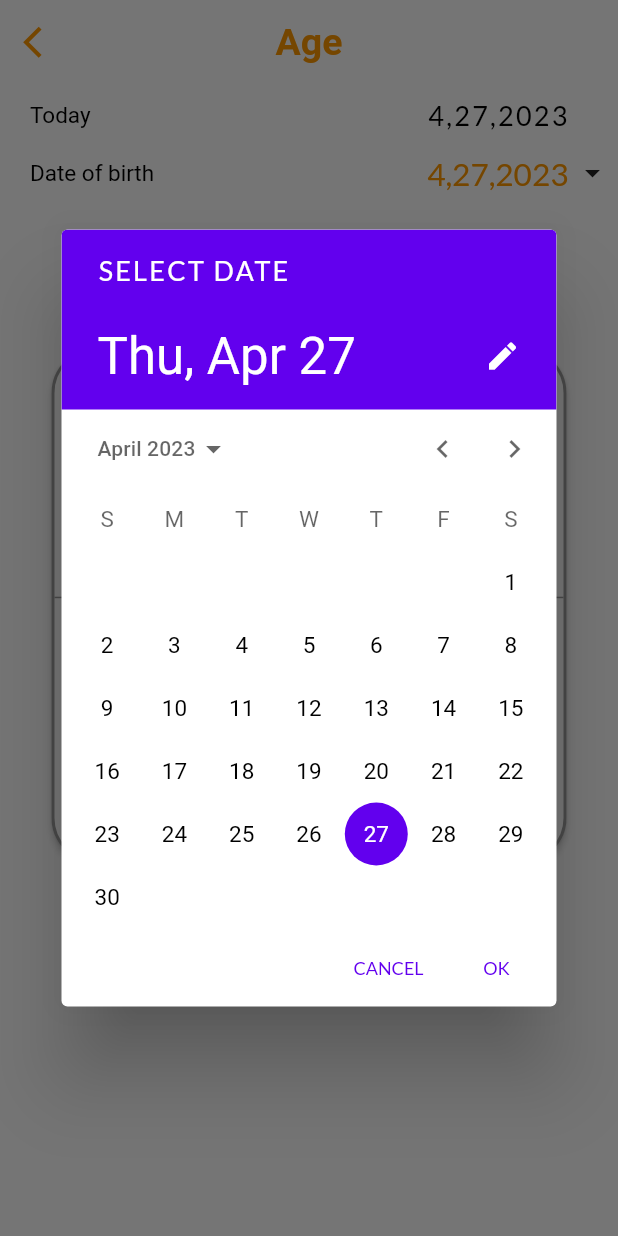
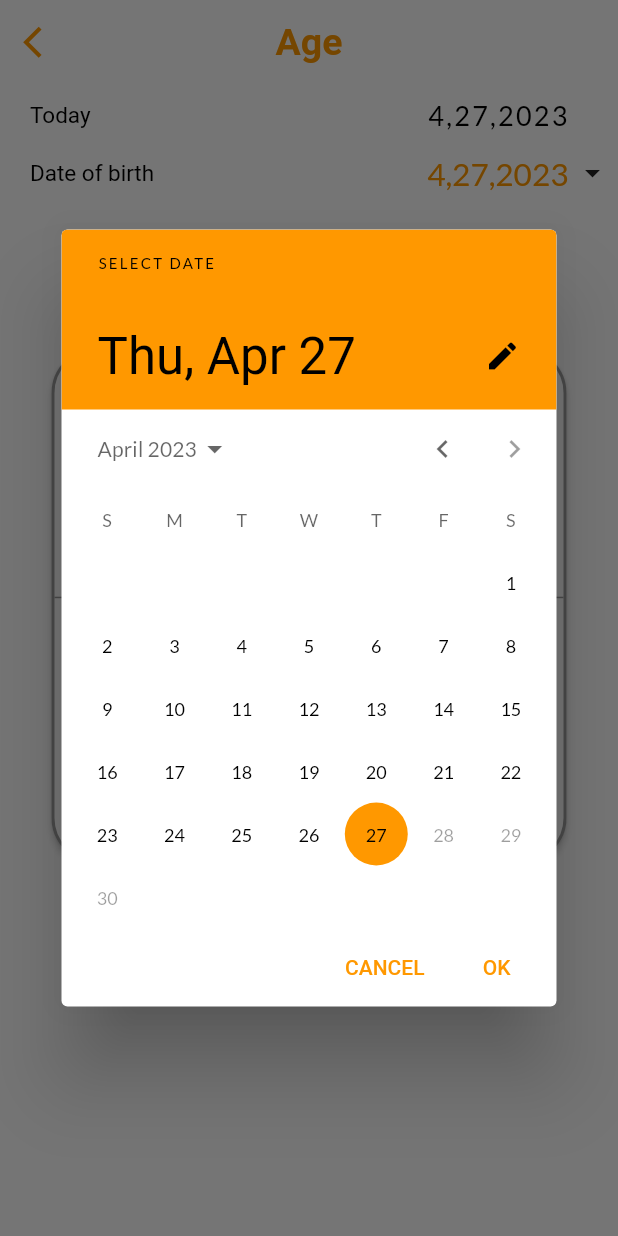
Before and after one commit to mohammadmahdiyousefi/calculator, a Flutter app: the AgeScreen screen opened directly, after a tap on an icon or button, on a phone screen of 412 x 824 dp. Run offline on Flutter 3.47's test engine with Material 2 defaults, Android fonts, the light colour scheme and no system bars; our stand-ins replace bloc, flutter_bloc, google_fonts, math_expressions, percent_indicator; missing offline and left inert: adivery, age_calculator; statements that could not run were skipped.

Commit message:
fixed version 1.2

```diff
--- a/lib/view/futhers_screen/age.dart
+++ b/lib/view/futhers_screen/age.dart
@@ -2,6 +2,7 @@ import 'package:adivery/adivery.dart';
 import 'package:calculator/bloc/age/age_bloc.dart';
 import 'package:calculator/bloc/age/age_event.dart';
 import 'package:calculator/bloc/age/age_state.dart';
+import 'package:calculator/constanc/app_colors.dart';
 import 'package:calculator/widgets/appbar_widget.dart';
 import 'package:flutter/material.dart';
 import 'package:flutter_bloc/flutter_bloc.dart';
@@ -15,19 +16,42 @@ class AgeScreen extends StatefulWidget {
 }
 
 class _AgeScreenState extends State<AgeScreen> {
+//----------------- calender metod ---------------------------------------------
   void _showDatePicker() {
     showDatePicker(
       context: context,
       initialDate: BlocProvider.of<AgeBloc>(context).birthday,
       firstDate: DateTime(1930),
-      lastDate: DateTime(2096),
+      lastDate: DateTime.now(),
+      builder: (context, child) {
+        return Theme(
+            data: Theme.of(context).copyWith(
+              textTheme: TextTheme(
+                  headlineSmall: GoogleFonts.lato(), // Selected Date landscape
+                  titleLarge: GoogleFonts.lato(), // Selected Date portrait
+                  labelSmall: GoogleFonts.lato(), // Title - SELECT DATE
+                  titleMedium: GoogleFonts.lato(color: Colors.black), // input
+                  titleSmall: GoogleFonts.lato(), // month/year picker
+                  bodySmall: GoogleFonts.lato(), // days
+                  bodyLarge: GoogleFonts.lato()),
+              colorScheme: Theme.of(context).colorScheme.copyWith(
+                    // Title, selected date and day selection background (dark and light mode)
+                    surface: AppColor.brightorange,
+                    primary: AppColor.brightorange,
+                    // Title, selected date and month/year picker color (dark and light mode)
+                    onSurface: Colors.black,
+                    onPrimary: Colors.black,
+                  ),
+            ),
+            child: child!);
+      },
     ).then(
         (value) => {BlocProvider.of<AgeBloc>(context).add(AgeEvent(value!))});
   }
 
+//------------------------------------------------------------------------------
   @override
   void initState() {
-    // TODO: implement initState
     super.initState();
     _showInterstitial();
   }
@@ -39,6 +63,7 @@ class _AgeScreenState extends State<AgeScreen> {
         appBar: appbarwidget(context: context, titel: 'Age'),
         body: Column(
           children: [
+            ///--------------------- today date -----------------------------------------///
             Padding(
                 padding: const EdgeInsets.only(
                     left: 20, right: 28, top: 10, bottom: 10),
@@ -63,6 +88,9 @@ class _AgeScreenState extends State<AgeScreen> {
                     }),
                   ],
                 )),
+
+            ///--------------------------------------------------------------------------///
+            ///--------------------- date of birth --------------------------------------///
             Padding(
               padding: const EdgeInsets.only(
                   left: 20, right: 5, top: 5, bottom: 100),
@@ -101,6 +129,9 @@ class _AgeScreenState extends State<AgeScreen> {
                 ],
               ),
             ),
+
+            ///--------------------------------------------------------------------------///
+//------------------------ show detales view ---------------------------------//
             BlocBuilder<AgeBloc, IAgeState>(builder: (context, state) {
               return Card(
                 elevation: 2,
@@ -399,10 +430,11 @@ class _AgeScreenState extends State<AgeScreen> {
                 ),
               );
             }),
+//----------------------------------------------------------------------------//
           ],
         ));
   }
-  //---------------- ads ---------------------------------------------------------
+  //---------------- ads -------------------------------------------------------
 
   void _showInterstitial() {
     AdiveryPlugin.isLoaded('b27de982-c95c-4adf-b865-0b3720e32517').then(
--- a/lib/view/futhers_screen/area.dart
+++ b/lib/view/futhers_screen/area.dart
@@ -31,7 +31,6 @@ class _AreaScreenState extends State<AreaScreen> {
 //------------------------------------------------------------------------------
   @override
   void initState() {
-    // TODO: implement initState
     super.initState();
     _showInterstitial();
   }
@@ -121,7 +120,7 @@ class _AreaScreenState extends State<AreaScreen> {
                                     controller:
                                         state is AreaState ? state.value : text,
                                     keyboardType: TextInputType.none,
-                                    decoration: InputDecoration(
+                                    decoration: const InputDecoration(
                                         border: InputBorder.none),
                                   ),
                                 ),
@@ -199,7 +198,7 @@ class _AreaScreenState extends State<AreaScreen> {
                                             ? state.result
                                             : text,
                                         keyboardType: TextInputType.none,
-                                        decoration: InputDecoration(
+                                        decoration: const InputDecoration(
                                             border: InputBorder.none),
                                       ),
                                     ),
--- a/lib/view/futhers_screen/bmi.dart
+++ b/lib/view/futhers_screen/bmi.dart
@@ -28,7 +28,6 @@ class _BmiScreenState extends State<BmiScreen> {
   Color resultcolor = Colors.grey.shade600;
   @override
   void initState() {
-    // TODO: implement initState
     super.initState();
     _showInterstitial();
   }
--- a/lib/view/futhers_screen/length.dart
+++ b/lib/view/futhers_screen/length.dart
@@ -118,7 +118,7 @@ class _LengthScreenState extends State<LengthScreen> {
                                         ? state.value
                                         : TextEditingController(),
                                     keyboardType: TextInputType.none,
-                                    decoration: InputDecoration(
+                                    decoration: const InputDecoration(
                                         border: InputBorder.none),
                                   ),
                                 ),
@@ -251,7 +251,6 @@ class Buttons extends StatelessWidget {
 
   @override
   Widget build(BuildContext context) {
-    var fontsize = MediaQuery.of(context).size.width / 16;
     return Row(
       children: [
         SizedBox(
--- a/lib/view/futhers_screen/speed.dart
+++ b/lib/view/futhers_screen/speed.dart
@@ -30,7 +30,6 @@ class _SpeedScreenState extends State<SpeedScreen> {
 //------------------------------------------------------------------------------
   @override
   void initState() {
-    // TODO: implement initState
     super.initState();
     _showInterstitial();
   }
--- a/lib/view/futhers_screen/storage.dart
+++ b/lib/view/futhers_screen/storage.dart
@@ -30,7 +30,6 @@ class _StorageScreenState extends State<StorageScreen> {
 //------------------------------------------------------------------------------
   @override
   void initState() {
-    // TODO: implement initState
     super.initState();
     _showInterstitial();
   }
@@ -222,7 +221,7 @@ class _StorageScreenState extends State<StorageScreen> {
                 width: screenw,
                 decoration: BoxDecoration(
                   color: Theme.of(context).primaryColor,
-                  borderRadius: BorderRadius.only(
+                  borderRadius: const BorderRadius.only(
                     topLeft: Radius.circular(30),
                     topRight: Radius.circular(30),
                   ),
@@ -254,7 +253,6 @@ class Buttons extends StatelessWidget {
 
   @override
   Widget build(BuildContext context) {
-    var fontsize = MediaQuery.of(context).size.width / 16;
     return Row(
       children: [
         SizedBox(
--- a/lib/view/futhers_screen/time.dart
+++ b/lib/view/futhers_screen/time.dart
@@ -31,7 +31,6 @@ class _TimeScreenState extends State<TimeScreen> {
 //------------------------------------------------------------------------------
   @override
   void initState() {
-    // TODO: implement initState
     super.initState();
     _showInterstitial();
   }
--- a/lib/widgets/appbar_widget.dart
+++ b/lib/widgets/appbar_widget.dart
@@ -1,5 +1,4 @@
 import 'package:flutter/material.dart';
-import '../constanc/app_colors.dart';
 
 PreferredSizeWidget appbarwidget(
     {required BuildContext context, String titel = 'Appbar'}) {
--- a/lib/widgets/calculator_bottoms.dart
+++ b/lib/widgets/calculator_bottoms.dart
@@ -1,10 +1,8 @@
 import 'package:flutter/material.dart';
 import 'package:flutter_bloc/flutter_bloc.dart';
-
 import '../bloc/calculator/calculator_bloc.dart';
 import '../bloc/calculator/calculator_event.dart';
 import '../constanc/app_colors.dart';
-import '../constanc/snackbar_message.dart';
 import '../model/bottom_model.dart';
 import 'bottom.dart';
 
@@ -222,6 +220,7 @@ class CalculatorBottoms extends StatelessWidget {
   }
 }
 
+// ignore: must_be_immutable
 class Clikbottom extends StatelessWidget {
   Clikbottom(this.model, {super.key});
   ButtonModel model;
--- a/lib/widgets/property_container.dart
+++ b/lib/widgets/property_container.dart
@@ -69,7 +69,7 @@ class _PropertyState extends State<Property> {
                     onPressed: () {
                       Navigator.of(context).pop();
                     },
-                    child: Text(
+                    child: const Text(
                       'ok',
                       style: TextStyle(color: Colors.blue, fontSize: 18),
                     ))
```
Also changed, not shown: lib/main.dart (+51 -11 lines), lib/view/calculator_screen.dart (+15 -6 lines), lib/view/capabilities_screen.dart (+15 -23 lines).
